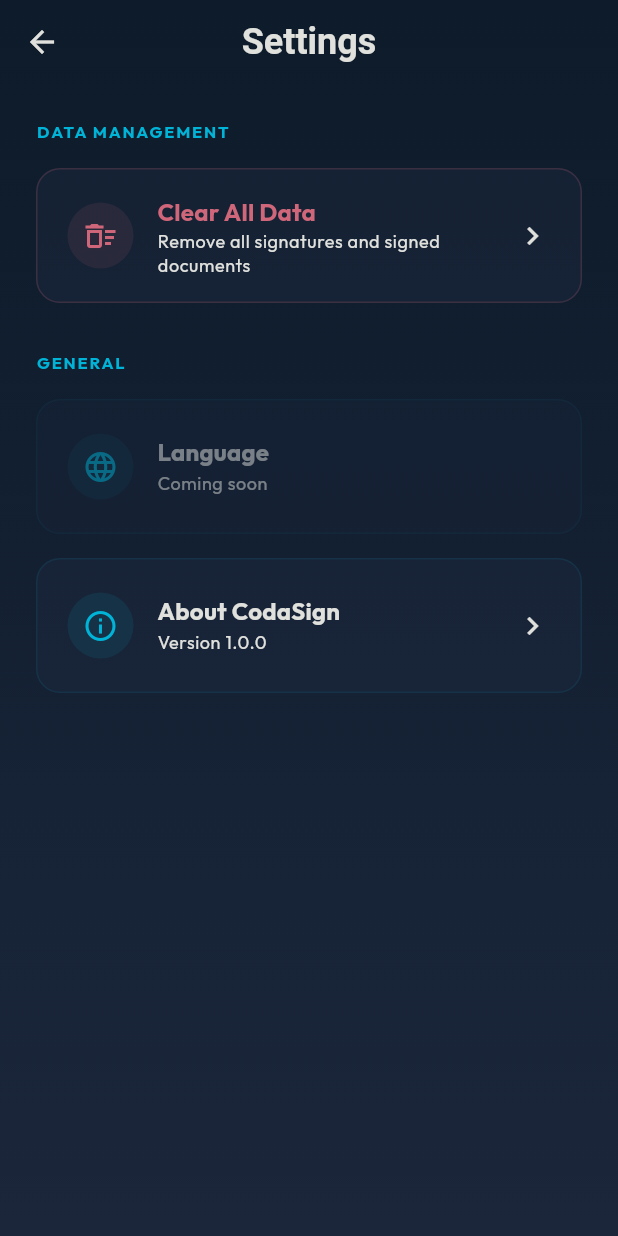
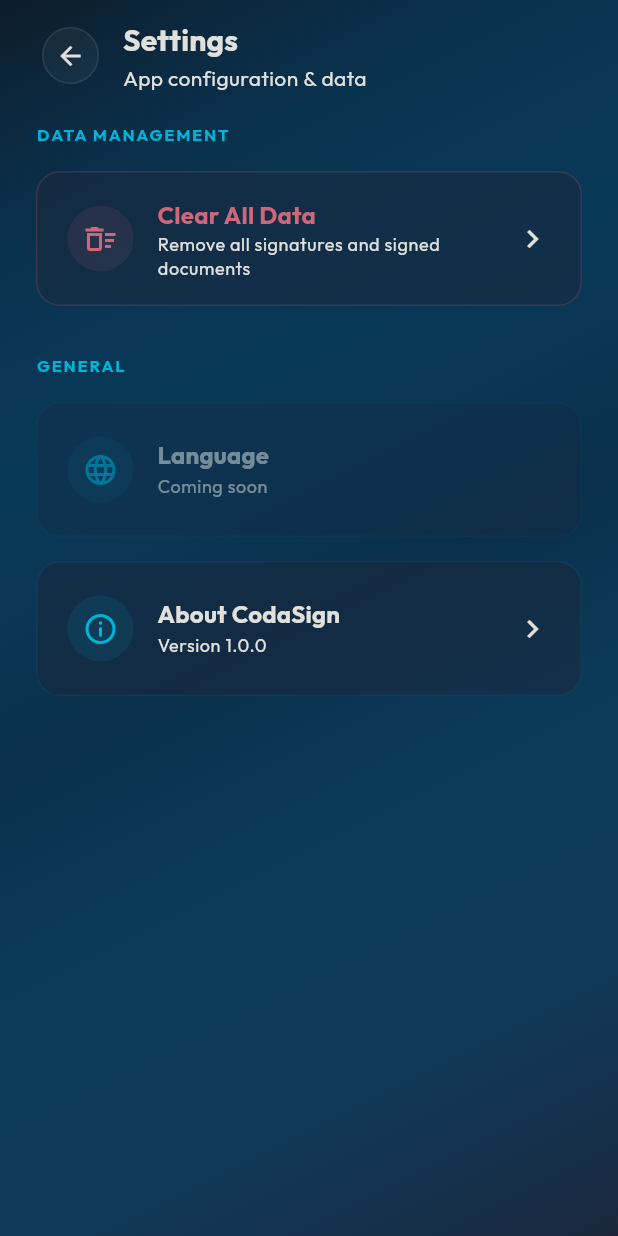
Before and after one commit to nabilban/codasign, a Flutter app: the SettingsPage screen opened directly, on a phone screen of 412 x 824 dp. Run offline on Flutter 3.47's test engine with Material 3 defaults, Android fonts, the phone set to English and light mode, and no system bars; our stand-ins replace bloc, dartz, file_picker, flutter_bloc, freezed_annotation, get_it and 3 more; missing offline and left inert: flutter_hsvcolor_picker, syncfusion_flutter_pdf, syncfusion_flutter_pdfviewer; generated files the repository leaves out were written again.

Commit message:
feat: Integrate url_launcher, refine file listing to specific directories in settings, and set the color picker's initial view to HSV.

```diff
--- a/lib/app/features/settings/pages/settings_page.dart
+++ b/lib/app/features/settings/pages/settings_page.dart
@@ -1,4 +1,5 @@
 import 'dart:io';
+
 import 'package:codasign/app/features/home/cubit/saved_signatures_cubit.dart';
 import 'package:codasign/app/features/home/cubit/signed_documents_cubit.dart';
 import 'package:codasign/app/ui/colors.dart';
@@ -14,29 +15,27 @@
   @override
   Widget build(BuildContext context) {
     return Scaffold(
-      extendBodyBehindAppBar: true,
-      appBar: AppBar(
-        title: const Text('Settings'),
-        backgroundColor: Colors.transparent,
-        elevation: 0,
-        centerTitle: true,
-      ),
       body: Container(
         width: double.infinity,
         height: double.infinity,
         decoration: const BoxDecoration(
           gradient: LinearGradient(
-            begin: Alignment.topCenter,
-            end: Alignment.bottomCenter,
-            colors: [
-              Color(0xFF0D1B2A),
-              Color(0xFF1B263B),
-            ],
+            begin: Alignment.topLeft,
+            end: Alignment.bottomRight,
+            stops: [0.0, 0.5, 1.0],
+            colors: AppColors.backgroundGradient,
           ),
         ),
         child: SafeArea(
+          child: Column(
+            children: [
+              _buildHeader(context),
+              Expanded(
                 child: ListView(
-            padding: const EdgeInsets.all(24),
+                  padding: const EdgeInsets.symmetric(
+                    horizontal: 24,
+                    vertical: 8,
+                  ),
                   children: [
                     _buildSectionHeader(context, 'Data Management'),
                     const SizedBox(height: 16),
@@ -75,13 +74,79 @@
                         context,
                         icon: Icons.bug_report_outlined,
                         title: 'Print All Files',
-                  subtitle: 'List all items in Documents directory',
+                        subtitle:
+                            'List all items in Documents and '
+                            'Signatures directory',
                         onTap: () => _printAllFiles(context),
                       ),
+                      // const SizedBox(height: 16),
+                      // _buildSettingsTile(
+                      //   context,
+                      //   icon: Icons.folder_open_outlined,
+                      //   title: 'Open Documents Folder',
+                      //   subtitle: 'Access app files in system explorer',
+                      //   onTap: () => _openDocumentsDir(context),
+                      // ),
                     ],
+                    const SizedBox(height: 40),
                   ],
                 ),
               ),
+            ],
+          ),
+        ),
+      ),
+    );
+  }
+
+  Widget _buildHeader(BuildContext context) {
+    final theme = Theme.of(context);
+    return Padding(
+      padding: const EdgeInsets.symmetric(
+        horizontal: 20,
+        vertical: 10,
+      ),
+      child: Row(
+        children: [
+          IconButton(
+            onPressed: () => Navigator.pop(context),
+            icon: Container(
+              padding: const EdgeInsets.all(8),
+              decoration: BoxDecoration(
+                color: theme.colorScheme.onSurface.withValues(alpha: 0.05),
+                shape: BoxShape.circle,
+                border: Border.all(
+                  color: theme.colorScheme.onSurface.withValues(alpha: 0.1),
+                ),
+              ),
+              child: Icon(
+                Icons.arrow_back,
+                color: theme.colorScheme.onSurface,
+                size: 20,
+              ),
+            ),
+          ),
+          const SizedBox(width: 8),
+          Column(
+            crossAxisAlignment: CrossAxisAlignment.start,
+            children: [
+              Text(
+                'Settings',
+                style: theme.textTheme.titleMedium?.copyWith(
+                  fontSize: 20,
+                  fontWeight: FontWeight.bold,
+                  color: theme.colorScheme.onSurface,
+                ),
+              ),
+              Text(
+                'App configuration & data',
+                style: theme.textTheme.bodyMedium?.copyWith(
+                  color: theme.colorScheme.onSurface,
+                ),
+              ),
+            ],
+          ),
+        ],
       ),
     );
   }
@@ -120,8 +185,12 @@
                 : theme.colorScheme.primary.withValues(alpha: 0.1),
           ),
         ),
+        child: Material(
+          color: Colors.transparent,
+          child: InkWell(
+            onTap: enabled ? onTap : null,
+            borderRadius: BorderRadius.circular(16),
             child: ListTile(
-          onTap: enabled ? onTap : null,
               contentPadding: const EdgeInsets.symmetric(
                 horizontal: 20,
                 vertical: 8,
@@ -163,6 +232,8 @@
                       color: theme.colorScheme.onSurfaceVariant,
                     )
                   : null,
+            ),
+          ),
         ),
       ),
     );
@@ -223,9 +294,12 @@
   Future<void> _printAllFiles(BuildContext context) async {
     try {
       final appDir = await getApplicationDocumentsDirectory();
-      final entities = appDir.listSync(recursive: true);
+      final entities = appDir.listSync(recursive: true).where((entity) {
+        final path = entity.path;
+        return path.contains('/Signatures') || path.contains('/Documents');
+      }).toList();
 
-      debugPrint('--- DEBBUG: APPLICATION DOCUMENTS DIRECTORY ---');
+      debugPrint('--- DEBUG: SIGNATURES & DOCUMENTS DIRECTORIES ---');
       debugPrint('Path: ${appDir.path}');
       debugPrint('Total items: ${entities.length}');
 
@@ -255,7 +329,7 @@
           ),
         );
       }
-    } catch (e) {
+    } on Exception catch (e) {
       if (context.mounted) {
         ScaffoldMessenger.of(context).showSnackBar(
           SnackBar(
--- a/lib/app/features/signature/widgets/signature_controls.dart
+++ b/lib/app/features/signature/widgets/signature_controls.dart
@@ -49,6 +49,7 @@
                 child: SizedBox(
                   width: double.maxFinite,
                   child: ColorPicker(
+                    initialPicker: Picker.hsv,
                     color: pickedColor,
                     onChanged: (value) =>
                         setDialogState(() => pickedColor = value),
--- a/pubspec.yaml
+++ b/pubspec.yaml
@@ -30,6 +30,7 @@
   signature: ^5.5.0
   syncfusion_flutter_pdf: ^32.2.5
   syncfusion_flutter_pdfviewer: ^32.2.5
+  url_launcher: ^6.3.2
   uuid: ^4.5.1
 
 dev_dependencies:
```
Also changed, not shown: pubspec.lock. Lines whose indentation alone changed are shown as unchanged.
